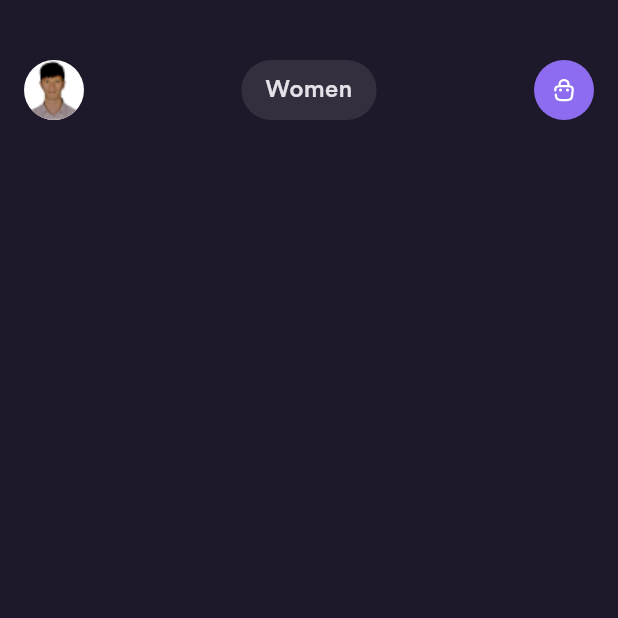
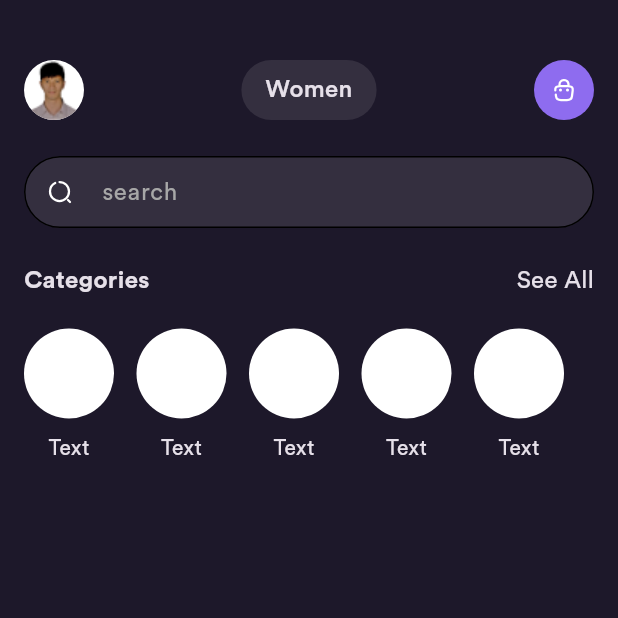
Before and after one commit to ssun-studio/ecommerce, a Flutter app: the HomePage screen opened directly, on a phone screen of 412 x 824 dp, the top half of it. Run offline on Flutter 3.47's test engine with Material 3 defaults, Android fonts, the phone set to English and light mode, and no system bars; our stand-ins replace cloud_firestore, dartz, firebase_auth, firebase_core, flutter_bloc, flutter_svg and 1 more; accounts and stored records are empty; generated files the repository leaves out were written again.

Commit message:
Implemented Category section with dummy data

```diff
--- /dev/null
+++ b/lib/common/bloc/categories/categories_display_cubit.dart
@@ -0,0 +1,26 @@
+import 'package:ecommerce/common/bloc/categories/categories_display_state.dart';
+import 'package:ecommerce/domain/category/usecases/get_categories.dart';
+import 'package:ecommerce/service_locator.dart';
+import 'package:flutter_bloc/flutter_bloc.dart';
+
+class CategoriesDisplayCubit extends Cubit<CategoriesDisplayState> {
+
+  CategoriesDisplayCubit() : super (CategoriesLoading());
+
+  void displayCategories() async {
+    var returnedData = await sl<GetCategoriesUseCase>().call();
+    returnedData.fold(
+      (error){
+        emit(
+          LoadCategoriesFailure()
+        );
+      },
+      (data) {
+        emit(
+          CategoriesLoaded(categories: data)
+        );
+      }
+    );
+  }
+
+}
--- /dev/null
+++ b/lib/common/bloc/categories/categories_display_state.dart
@@ -0,0 +1,12 @@
+import 'package:ecommerce/domain/category/entity/category.dart';
+
+abstract class CategoriesDisplayState {}
+
+class CategoriesLoading extends CategoriesDisplayState {}
+
+class CategoriesLoaded extends CategoriesDisplayState {
+  final List<CategoryEntity> categories;
+  CategoriesLoaded({required this.categories});
+}
+
+class LoadCategoriesFailure extends CategoriesDisplayState {}
--- /dev/null
+++ b/lib/domain/category/entity/category.dart
@@ -0,0 +1,13 @@
+class CategoryEntity {
+
+  final String title;
+  final String categoryId;
+  final String image;
+
+  CategoryEntity({
+    required this.title,
+    required this.categoryId,
+    required this.image
+  });
+
+}
--- /dev/null
+++ b/lib/domain/category/repository/category.dart
@@ -0,0 +1,6 @@
+import 'package:dartz/dartz.dart';
+
+abstract class CategoryRepository {
+
+  Future<Either> getCategories();
+}
--- /dev/null
+++ b/lib/domain/category/usecases/get_categories.dart
@@ -0,0 +1,13 @@
+import 'package:dartz/dartz.dart';
+import 'package:ecommerce/core/usecase/usecase.dart';
+import 'package:ecommerce/domain/category/repository/category.dart';
+import 'package:ecommerce/service_locator.dart';
+
+class GetCategoriesUseCase implements UseCase<Either,dynamic> {
+
+  @override
+  Future<Either> call({dynamic params}) async {
+    return await sl<CategoryRepository>().getCategories();
+  }
+
+}
--- a/lib/presentation/home/pages/home.dart
+++ b/lib/presentation/home/pages/home.dart
@@ -1,4 +1,6 @@
+import 'package:ecommerce/presentation/home/widgets/categories.dart';
 import 'package:ecommerce/presentation/home/widgets/header.dart';
+import 'package:ecommerce/presentation/home/widgets/search_field.dart';
 import 'package:flutter/material.dart';
 
 class HomePage extends StatelessWidget {
@@ -12,6 +14,9 @@ class HomePage extends StatelessWidget {
           children: [
             Header(),
             SizedBox(height: 24,),
+            SearchField(),
+            SizedBox(height: 24,),
+            Categories(),
           ],
         ),
       ),
--- /dev/null
+++ b/lib/presentation/home/widgets/categories.dart
@@ -0,0 +1,100 @@
+import 'package:ecommerce/common/bloc/categories/categories_display_cubit.dart';
+import 'package:flutter/material.dart';
+import 'package:flutter_bloc/flutter_bloc.dart';
+
+import '../../../common/bloc/categories/categories_display_state.dart';
+
+class Categories extends StatelessWidget {
+  const Categories({super.key});
+
+  @override
+  Widget build(BuildContext context) {
+    return BlocProvider(
+      create: (context) => CategoriesDisplayCubit()..displayCategories(),
+      child: BlocBuilder<CategoriesDisplayCubit,CategoriesDisplayState>(
+        builder: (context, state) {
+          if (state is CategoriesLoading) {
+            return const CircularProgressIndicator();
+          }
+          if (state is CategoriesLoaded) {
+            return Column(
+              children: [
+                _seaAll(),
+                const SizedBox(height: 20, ),
+                _categories()
+              ],
+            );
+          }
+          return Container();
+        },
+      ),
+    );
+  }
+
+  Widget _seaAll() {
+    return Padding(
+      padding: const EdgeInsets.symmetric(
+        horizontal: 16
+      ),
+      child: Row(
+          mainAxisAlignment: MainAxisAlignment.spaceBetween,
+          children: [
+            const Text(
+              'Categories',
+              style: TextStyle(
+                fontWeight: FontWeight.bold,
+                fontSize: 16
+              ),
+            ),
+            GestureDetector(
+              onTap: (){
+              },
+              child: const Text(
+                'See All',
+                style: TextStyle(
+                  fontWeight: FontWeight.w400,
+                  fontSize: 16
+                ),
+              ),
+            )
+          ],
+        ),
+    );
+  }
+
+  Widget _categories() {
+    return SizedBox(
+      height: 100,
+      child: ListView.separated(
+        scrollDirection: Axis.horizontal,
+        padding: const EdgeInsets.symmetric(
+        horizontal: 16
+      ),
+        itemBuilder: (contetx,index) {
+          return Column(
+            children: [
+              Container(
+                height: 60,
+                width: 60,
+                decoration: BoxDecoration(
+                  shape: BoxShape.circle,
+                  color: Colors.white,
+                  )
+                ),
+              const SizedBox(height: 10,),
+              Text(
+                'Text',
+                style: const TextStyle(
+                  fontWeight: FontWeight.w400,
+                  fontSize: 14
+                ),
+              )
+            ],
+          );
+        },
+        separatorBuilder: (context, index) => const SizedBox(width: 15),
+        itemCount: 5,
+      ),
+    );
+  }
+}
--- /dev/null
+++ b/lib/presentation/home/widgets/search_field.dart
@@ -0,0 +1,32 @@
+import 'package:ecommerce/core/configs/assets/app_vectors.dart';
+import 'package:flutter/material.dart';
+import 'package:flutter_svg/flutter_svg.dart';
+
+class SearchField extends StatelessWidget {
+  const SearchField({super.key});
+
+  @override
+  Widget build(BuildContext context) {
+    return Padding(
+      padding: const EdgeInsets.symmetric(
+        horizontal: 16
+      ),
+      child: TextField(
+        decoration: InputDecoration(
+          contentPadding: const EdgeInsets.all(12),
+          focusedBorder: OutlineInputBorder(
+            borderRadius: BorderRadius.circular(50)
+          ),
+          enabledBorder: OutlineInputBorder(
+            borderRadius: BorderRadius.circular(50)
+          ),
+          prefixIcon: SvgPicture.asset(
+            AppVectors.search,
+            fit: BoxFit.none,
+          ),
+          hintText: 'search'
+        ),
+      ),
+    );
+  }
+}
```
Also changed, not shown: lib/data/category/models/category.dart (added, +48 -0 lines), lib/data/category/repository/category.dart (added, +25 -0 lines), lib/data/category/source/category_firebase_service.dart (added, +25 -0 lines), lib/service_locator.dart (+16 -0 lines).
